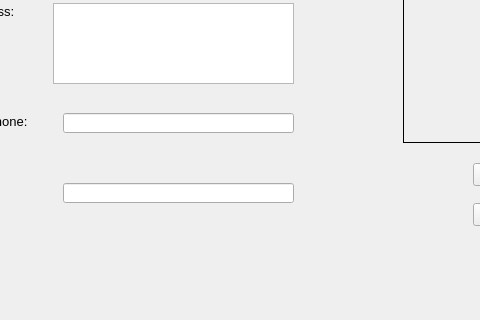
The window that schoolsettingsform.ui (thenewcoder/school-administration-system) describes before a commit, drawn with Qt 5; both pictures show x 97 to 577 and y 107 to 427 of the 761 by 427 pixel window.
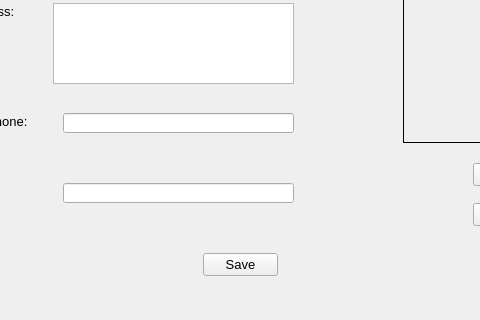
The same window after the commit. Icons and pictures are not drawn.

Commit message: Added functionality to save settings to database from the school settings page. Added functionality to load settings from the database when the program starts.

What changed in the file:
```diff
--- a/schoolsettingsform.ui
+++ b/schoolsettingsform.ui
@@ -184,6 +184,19 @@
     <string>Logo Preview:</string>
    </property>
   </widget>
+  <widget class="QPushButton" name="btnSaveSettings">
+   <property name="geometry">
+    <rect>
+     <x>300</x>
+     <y>360</y>
+     <width>75</width>
+     <height>23</height>
+    </rect>
+   </property>
+   <property name="text">
+    <string>Save</string>
+   </property>
+  </widget>
  </widget>
  <resources>
   <include location="resources.qrc"/>
```
The commit also changes 5 other files.
